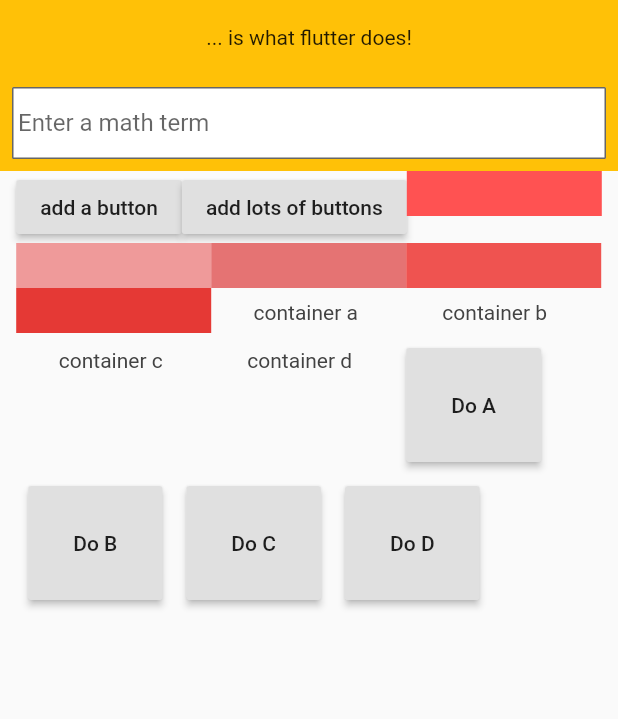
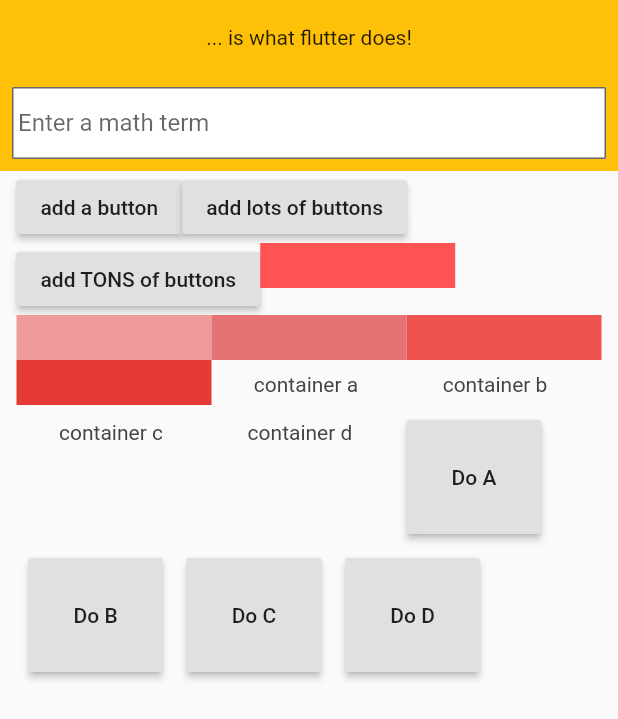
Before and after one commit to abulka/flutter_webview2, a Flutter app: the BodyLayout widget shown alone on an empty page, opened directly, on a phone screen of 412 x 824 dp. Shown: the top 719 px of the screen. Run offline on Flutter 3.47's test engine with Material 2 defaults, Android fonts, the phone set to English and light mode, and no system bars; our stand-ins replace webview_flutter; missing offline and left inert: dart_random_choice, flutter_webview_plugin, interactive_webview.

Commit message:
add TONS of buttons

```diff
--- a/lib/research/UI/dynamic_buttons.dart
+++ b/lib/research/UI/dynamic_buttons.dart
@@ -58,7 +58,15 @@ class BodyLayout extends StatelessWidget {
 
   Expanded exampleButtonsArea() {
     List columnHeaders = ['a', 'b', 'c', 'd'];
-    List buttonLabels = ['Do a', 'Do b', 'Do c', 'Do d'];
+    List labelChoices = [
+      'Who',
+      'do',
+      'we',
+      'think',
+      'drink',
+      'philosophy',
+      'fluttering'
+    ];
     return Expanded(
       child: SingleChildScrollView(
         child: Consumer<MyModel>(
@@ -78,6 +86,18 @@ class BodyLayout extends StatelessWidget {
                     ..add('there')
                     ..add('how')
                     ..add('are you?');
+                },
+              ),
+              RaisedButton(
+                child: Text('add TONS of buttons'),
+                onPressed: () {
+                  var model = Provider.of<MyModel>(context, listen: false);
+                  var high = Random().nextInt(40);
+                  for (var i = 10; i < 10 + high; i++) {
+                    var label =
+                        '${randomChoice(labelChoices)} ${i - 10}/$high';
+                    model.add(label);
+                  }
                 },
               ),
               Container(
```
